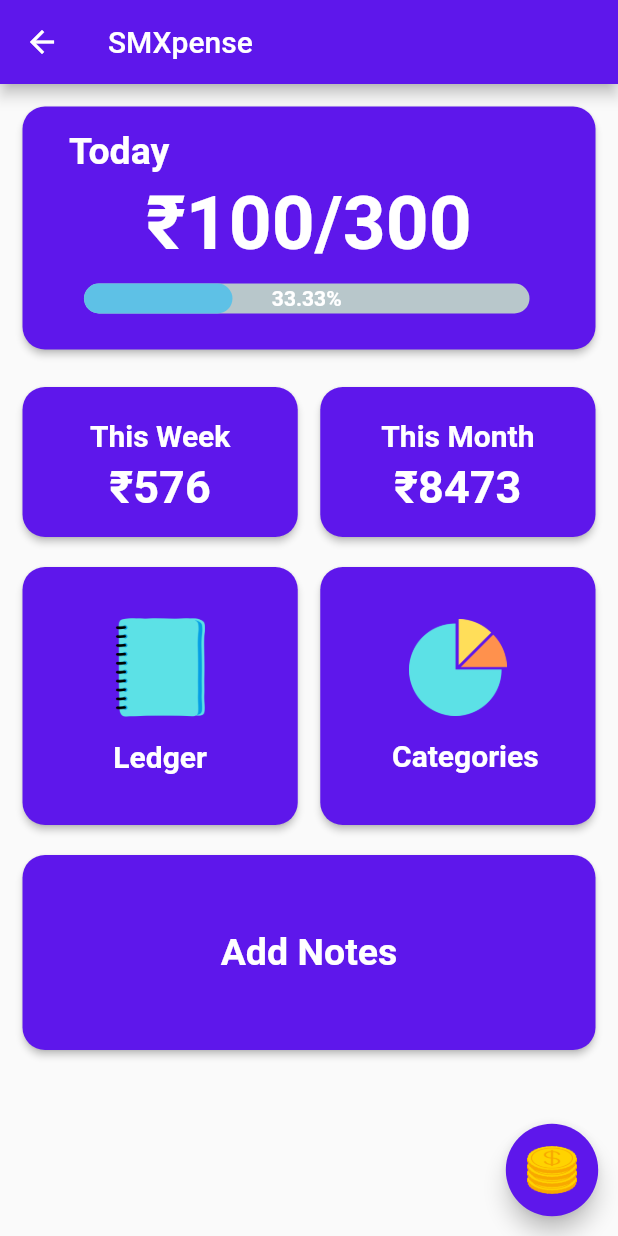
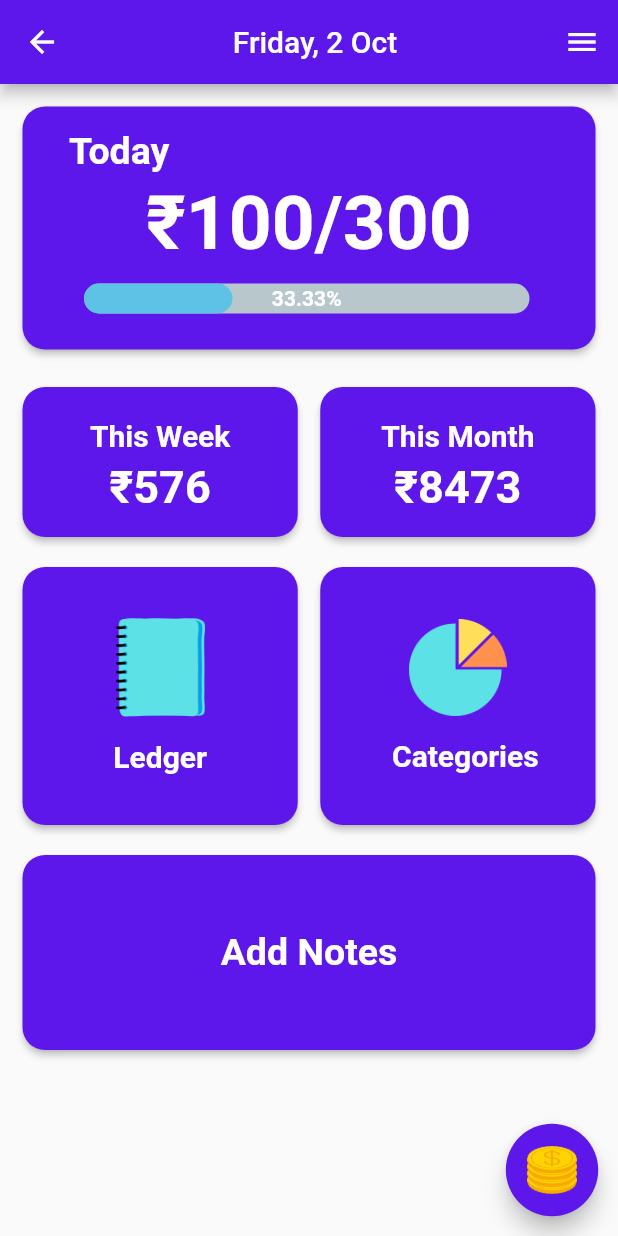
Before and after one commit to naveen-gthb/smxpense2, a Flutter app: the screen it shows after launch, on a phone screen of 412 x 824 dp. Run offline on Flutter 3.47's test engine with Material 2 defaults, Android fonts, the phone set to English and light mode, and no system bars; drawn by our look-alikes of percent_indicator; our stand-ins replace pie_chart.

```diff
--- a/lib/pages/home_page.dart
+++ b/lib/pages/home_page.dart
@@ -4,6 +4,7 @@ import './today.dart';
 import '../widgets/new_transaction.dart';
 import '../models/transaction.dart';
 import './monthly.dart';
+import 'package:intl/intl.dart';
 
 class HomePage extends StatefulWidget {
   @override
@@ -65,8 +66,17 @@ class _HomePageState extends State<HomePage> {
             ),
           ),
         ),
+        endDrawer: Drawer(
+          child: Scaffold(
+            appBar: AppBar(
+              backgroundColor: Color(0xFF5e17eb),
+            ),
+          ),
+        ),
         appBar: AppBar(
-          title: Text("SMXpense"),
+          title: Center(
+              child: Text(
+                  "${DateFormat('EEEE, d MMM').format(new DateTime.now())}")),
           backgroundColor: Color(0xFF5e17eb),
         ),
         body: Column(
```
